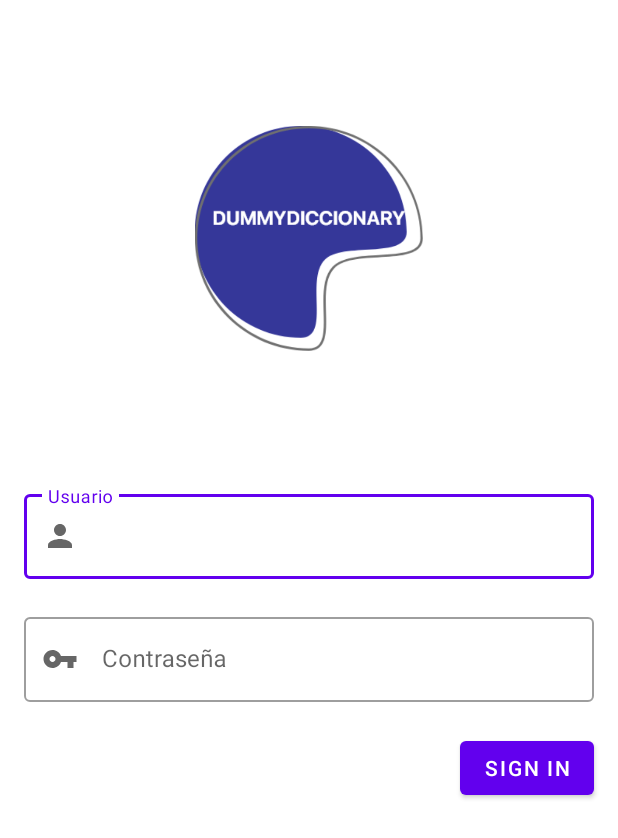
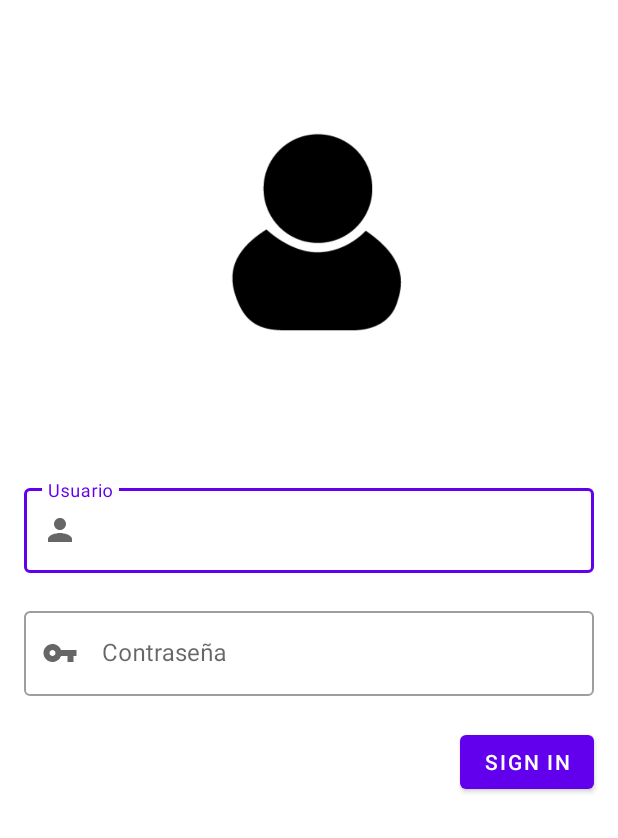
Before and after one commit to Bryaan159/dummyRepositoryApp, an Android app: the layout activity_login.xml on its own in the app's theme, with its tools: preview values and no code run, on a phone screen of 412 x 824 dp. Shown: the top 838 px of the screen. Run offline under Robolectric (Android 15) with nearby library versions, the phone set to English and light mode, and no system bars.

Commit message:
Subiendo la app

```diff
--- a/App/dummyDictionary/app/src/main/java/com/naldana/dummydictionary/repository/DictionaryRepository.kt
+++ b/App/dummyDictionary/app/src/main/java/com/naldana/dummydictionary/repository/DictionaryRepository.kt
@@ -13,7 +13,9 @@ class DictionaryRepository(
     private val api:WordService,
 ){
     private val wordDoa = database.wordDao()
+
     suspend fun getAllWords():ApiResponse<LiveData<List<Word>>> {
+
         return try{
             val response = api.getAllWord()
             //Use Database as cache
@@ -28,7 +30,7 @@ class DictionaryRepository(
         }
 
     }
-    suspend fun addWord(word:Word){
+    suspend fun addWord(word:List<Word>){
         wordDoa.insertWord(word)
     }
 }
--- a/App/dummyDictionary/app/src/main/java/com/naldana/dummydictionary/ui/word/login/LoginActivity.kt
+++ b/App/dummyDictionary/app/src/main/java/com/naldana/dummydictionary/ui/word/login/LoginActivity.kt
@@ -10,6 +10,7 @@ import com.google.android.material.snackbar.Snackbar
 import com.naldana.dummydictionary.DummyDictionaryApplication
 import com.naldana.dummydictionary.MainActivity
 import com.naldana.dummydictionary.R
+import com.naldana.dummydictionary.databinding.ActivityLoginBinding
 import com.naldana.dummydictionary.viewmodel.ViewModelFactory
 
 class LoginActivity:AppCompatActivity(){
--- a/App/dummyDictionary/app/src/main/java/com/naldana/dummydictionary/ui/word/login/LoginViewModel.kt
+++ b/App/dummyDictionary/app/src/main/java/com/naldana/dummydictionary/ui/word/login/LoginViewModel.kt
@@ -8,6 +8,7 @@ import com.naldana.dummydictionary.network.ApiResponse
 import com.naldana.dummydictionary.repository.LoginRepository
 import kotlinx.coroutines.Dispatchers
 import kotlinx.coroutines.launch
+import java.lang.Exception
 
 class LoginViewModel(private val repository: LoginRepository):ViewModel(){
 //    Cajita de entrada para el Login
@@ -26,7 +27,7 @@ class LoginViewModel(private val repository: LoginRepository):ViewModel(){
                     passwordField.value.toString()
                 )){
                     is ApiResponse.Error -> LoginUIStatus.Error(response.exception)
-                    is ApiResponse.ErrorWithMessage -> LoginUIStatus.Resume
+                    is ApiResponse.ErrorWithMessage -> LoginUIStatus.Error(Exception(response.message))
                     is ApiResponse.Success -> LoginUIStatus.Success(response.data)
                 }
             )
--- a/App/dummyDictionary/app/src/main/res/layout/activity_login.xml
+++ b/App/dummyDictionary/app/src/main/res/layout/activity_login.xml
@@ -4,34 +4,33 @@
     xmlns:app="http://schemas.android.com/apk/res-auto"
     xmlns:tools="http://schemas.android.com/tools"
     android:orientation="vertical"
-    android:layout_width="match_parent"
-    android:layout_height="match_parent"
     tools:ignore="ExtraText">
 
     <data>
 
         <variable
             name="viewModel"
-            type="com.naldana.dummydictionary.data.model.Word"/>
+            type="com.naldana.dummydictionary.ui.word.login.LoginViewModel"/>
     </data>
 
     <androidx.constraintlayout.widget.ConstraintLayout
         android:layout_width="match_parent"
         android:layout_height="match_parent"
-        android:context="ui.word.login.LoginActivity">
+        tools:context="ui.word.login.LoginActivity">
 
 
         <ImageView
             android:id="@+id/imageView"
             android:layout_width="0dp"
             android:layout_height="150dp"
-            android:layout_marginTop="84dp"
             android:layout_marginStart="16dp"
+            android:layout_marginTop="80dp"
             android:layout_marginEnd="16dp"
             app:layout_constraintEnd_toEndOf="parent"
+            app:layout_constraintHorizontal_bias="0.0"
             app:layout_constraintStart_toStartOf="parent"
             app:layout_constraintTop_toTopOf="parent"
-            app:srcCompat="@drawable/logo" />
+            app:srcCompat="@drawable/profile" />
 
         <com.google.android.material.textfield.TextInputLayout
             style="@style/Widget.MaterialComponents.TextInputLayout.OutlinedBox"
```
Also changed, not shown: App/dummyDictionary/app/src/main/java/com/naldana/dummydictionary/ui/word/WordListFragment.kt (+23 -6 lines), App/dummyDictionary/app/src/main/java/com/naldana/dummydictionary/viewmodel/WordUiState.kt (added, +11 -0 lines), App/dummyDictionary/app/src/main/java/com/naldana/dummydictionary/viewmodel/WordViewModel.kt (+21 -2 lines), App/dummyDictionary/app/src/main/res/drawable-v24/drawable-mdpi/Grupo 2.png (deleted), App/dummyDictionary/app/src/main/res/drawable-v24/drawable-mdpi/Grupo 3.png (deleted), App/dummyDictionary/app/src/main/res/drawable-v24/drawable-xhdpi/Grupo 2.png (deleted), App/dummyDictionary/app/src/main/res/drawable-v24/drawable-xhdpi/Grupo 3.png (deleted), App/dummyDictionary/app/src/main/res/drawable-v24/drawable-xxhdpi/inferior.png (deleted), App/dummyDictionary/app/src/main/res/drawable-v24/drawable-xxhdpi/superior.png (deleted), App/dummyDictionary/app/src/main/res/drawable-v24/drawable-xxxhdpi/Grupo 2.png (deleted), App/dummyDictionary/app/src/main/res/drawable-v24/drawable-xxxhdpi/Grupo 3.png (deleted), App/dummyDictionary/app/src/main/res/drawable-v24/inferior.png (deleted), App/dummyDictionary/app/src/main/res/drawable/logo.png (deleted), App/dummyDictionary/app/src/main/res/drawable/profile.png (added).
